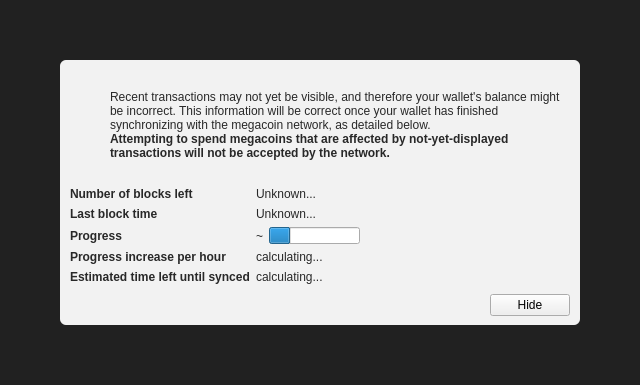
Before: the Qt Designer form src/qt/forms/modaloverlay.ui in LIMXTEC/Megacoin, drawn with Qt 5.
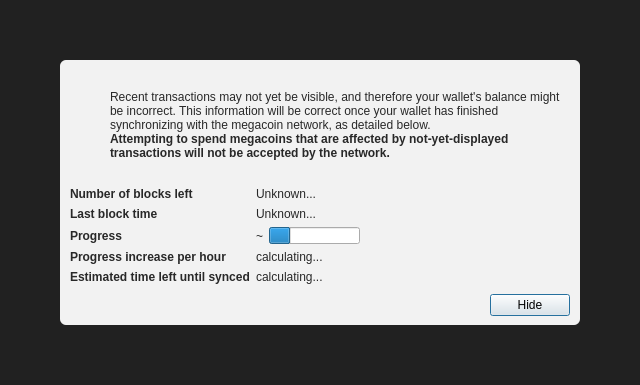
After: the same form once the commit is applied. Icons and pictures are not drawn. Custom widgets are drawn as their Qt base class.

What changed in the file:
```diff
--- a/src/qt/forms/modaloverlay.ui
+++ b/src/qt/forms/modaloverlay.ui
@@ -351,6 +351,12 @@
              <property name="text">
               <string>Hide</string>
              </property>
+             <property name="focusPolicy">
+              <enum>Qt::StrongFocus</enum>
+             </property>
+             <property name="default">
+              <bool>true</bool>
+             </property>
             </widget>
            </item>
           </layout>
```
Left out of the diff: 2 changed lines with no effect on the pictures.
